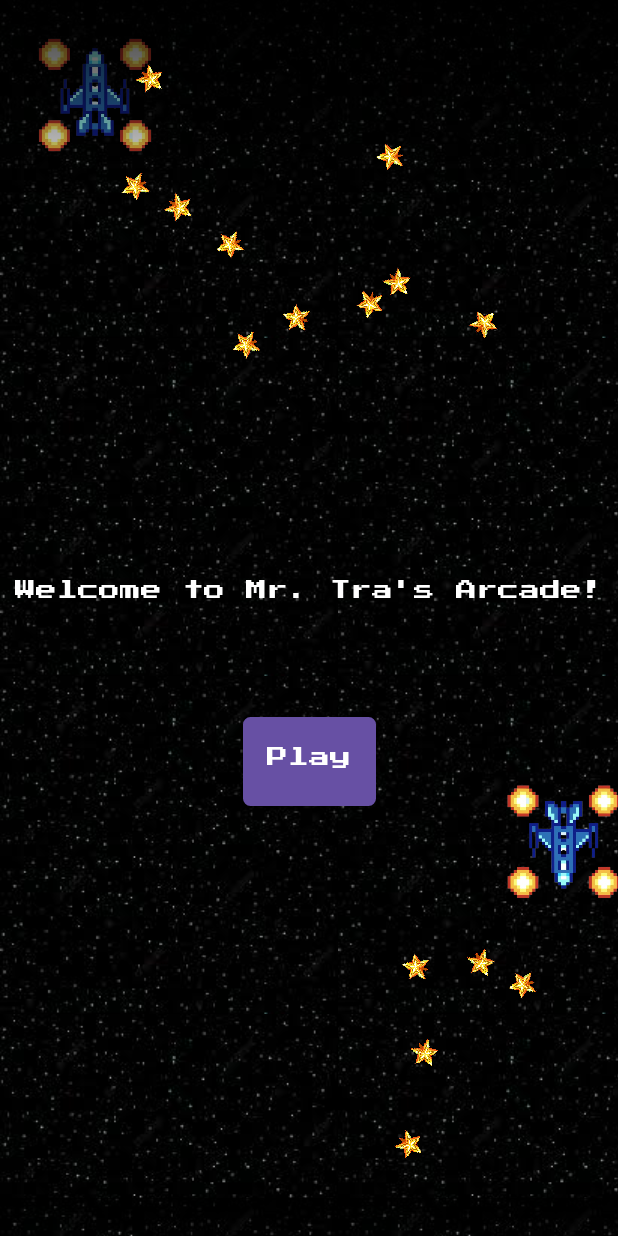
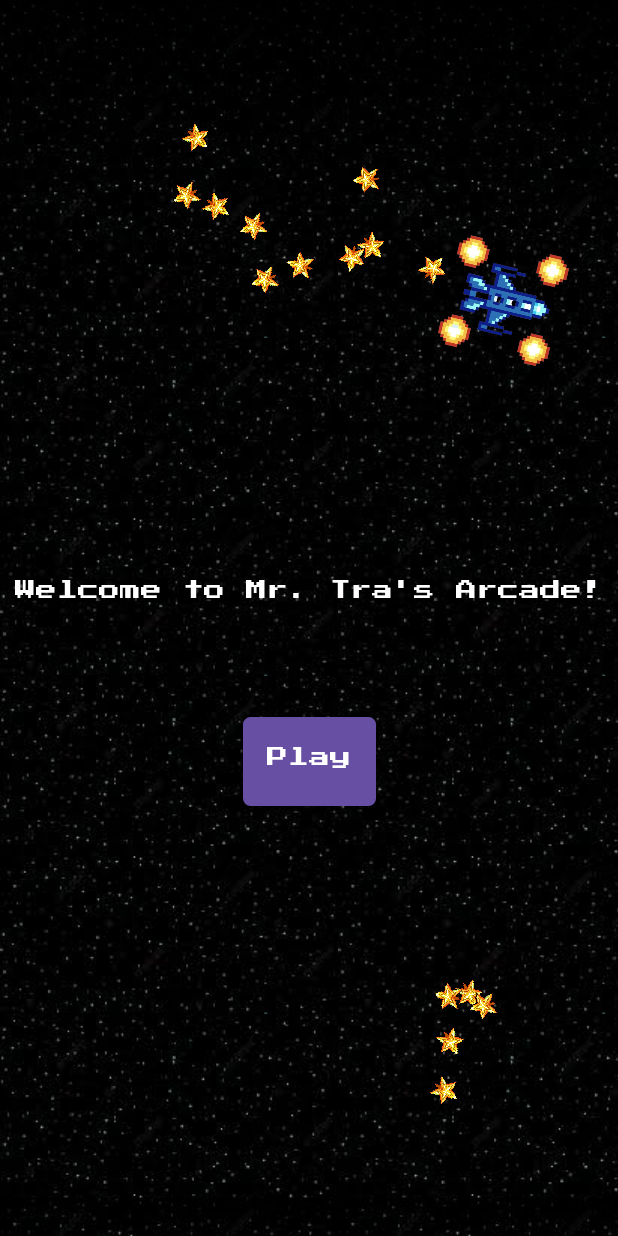
Before and after one commit to adhirajchhoda/tj_mobile, an Android app: the screen it shows after launch (MainActivity), on a phone screen of 412 x 824 dp. Run offline under Robolectric (Android 15) with nearby library versions, the phone set to English and light mode, and no system bars.

Commit message:
fixed rocket logic

```diff
--- a/app/src/main/java/com/adhiraj/lab01/MainActivity.java
+++ b/app/src/main/java/com/adhiraj/lab01/MainActivity.java
@@ -7,17 +7,13 @@ import android.animation.Animator;
 import android.animation.AnimatorListenerAdapter;
 import android.animation.AnimatorSet;
 import android.animation.ObjectAnimator;
-import android.animation.PropertyValuesHolder;
 import android.content.Intent;
 import android.graphics.Path;
 import android.graphics.PointF;
 import android.os.Bundle;
-import android.os.Handler;
-import android.util.DisplayMetrics;
 import android.view.View;
 import android.view.ViewTreeObserver;
-import android.view.animation.AccelerateDecelerateInterpolator;
-import android.view.animation.LinearInterpolator;
+import android.view.animation.LinearInterpolator; // Changed for floating effect
 import android.widget.Button;
 import android.widget.ImageView;
 import android.widget.TextView;
@@ -30,13 +26,13 @@ public class MainActivity extends AppCompatActivity {
 
     private ConstraintLayout mainLayout;
     private ImageView rocketImageView;
-    private ImageView rocketImageViewBR;
+    // private ImageView rocketImageViewBR; // Removed second rocket
     private TextView greetingDisplay;
     private Button playButton;
 
     private final List<View> starViews = new ArrayList<>();
     private final Random random = new Random();
-    private final int padding = 20; // Padding for rocket animation from screen edges
+    private final int padding = 100;
 
     private static final int TOP_REGION_STARS = 10;
     private static final int BOTTOM_RIGHT_REGION_STARS = 5;
@@ -49,9 +45,7 @@ public class MainActivity extends AppCompatActivity {
 
         mainLayout = findViewById(R.id.arcade_main_layout);
         greetingDisplay = findViewById(R.id.greeting_textview);
-        rocketImageView = findViewById(R.id.rocket_imageview);
-        rocketImageViewBR = findViewById(R.id.rocket_imageview_br);
-        playButton = findViewById(R.id.play_button);
+        rocketImageView = findViewById(R.id.rocket_imageview);playButton = findViewById(R.id.play_button);
 
         playButton.setOnClickListener(v -> {
             Intent intent = new Intent(MainActivity.this, MainMenuActivity.class);
@@ -67,7 +61,7 @@ public class MainActivity extends AppCompatActivity {
                     mainLayout.getViewTreeObserver().removeOnGlobalLayoutListener(this);
 
                     if (mainLayout.getWidth() == 0 || mainLayout.getHeight() == 0) {
-                        mainLayout.post(this::onGlobalLayout); // Retry if layout not ready
+                        mainLayout.post(this::onGlobalLayout);
                         return;
                     }
 
@@ -75,7 +69,6 @@ public class MainActivity extends AppCompatActivity {
                     int screenHeight = mainLayout.getHeight();
 
                     animateRocketPerimeter(rocketImageView, screenWidth, screenHeight, 0);
-                    animateRocketPerimeter(rocketImageViewBR, screenWidth, screenHeight, 11000); // 11 second delay
 
                     createStarAnimationTopRegion(TOP_REGION_STARS);
                     createStarAnimationBottomRightRegion(BOTTOM_RIGHT_REGION_STARS);
@@ -100,11 +93,10 @@ public class MainActivity extends AppCompatActivity {
 
         rocket.setX(p0.x);
         rocket.setY(p0.y);
-        rocket.setRotation(0);
+        rocket.setRotation(0); // Initial rotation state
 
-        long edgeDuration = 5000;
-        long rotationDuration = 500;
-        float curveFactor = 100f;
+        long edgeDuration = 8000; // Increased for slower movement
+        float curveFactor = 250f; // Increased for curvier paths
 
         Path path0 = new Path();
         path0.moveTo(p0.x, p0.y);
@@ -124,46 +116,56 @@ public class MainActivity extends AppCompatActivity {
 
         ObjectAnimator move0 = ObjectAnimator.ofFloat(rocket, View.X, View.Y, path0);
         move0.setDuration(edgeDuration);
-        move0.setInterpolator(new AccelerateDecelerateInterpolator());
+        move0.setInterpolator(new LinearInterpolator());
 
         ObjectAnimator move1 = ObjectAnimator.ofFloat(rocket, View.X, View.Y, path1);
         move1.setDuration(edgeDuration);
-        move1.setInterpolator(new AccelerateDecelerateInterpolator());
+        move1.setInterpolator(new LinearInterpolator());
 
         ObjectAnimator move2 = ObjectAnimator.ofFloat(rocket, View.X, View.Y, path2);
         move2.setDuration(edgeDuration);
-        move2.setInterpolator(new AccelerateDecelerateInterpolator());
+        move2.setInterpolator(new LinearInterpolator());
 
         ObjectAnimator move3 = ObjectAnimator.ofFloat(rocket, View.X, View.Y, path3);
         move3.setDuration(edgeDuration);
-        move3.setInterpolator(new AccelerateDecelerateInterpolator());
+        move3.setInterpolator(new LinearInterpolator());
 
+        // Rotation animators: duration changed to edgeDuration
         ObjectAnimator rotateTo90 = ObjectAnimator.ofFloat(rocket, "rotation", 0, 90);
-        rotateTo90.setDuration(rotationDuration);
+        rotateTo90.setDuration(edgeDuration); // Use edgeDuration for gradual turn
         rotateTo90.setInterpolator(new LinearInterpolator());
 
         ObjectAnimator rotateTo180 = ObjectAnimator.ofFloat(rocket, "rotation", 90, 180);
-        rotateTo180.setDuration(rotationDuration);
+        rotateTo180.setDuration(edgeDuration); // Use edgeDuration for gradual turn
         rotateTo180.setInterpolator(new LinearInterpolator());
 
         ObjectAnimator rotateTo270 = ObjectAnimator.ofFloat(rocket, "rotation", 180, 270);
-        rotateTo270.setDuration(rotationDuration);
+        rotateTo270.setDuration(edgeDuration); // Use edgeDuration for gradual turn
         rotateTo270.setInterpolator(new LinearInterpolator());
 
         ObjectAnimator rotateTo360 = ObjectAnimator.ofFloat(rocket, "rotation", 270, 360);
-        rotateTo360.setDuration(rotationDuration);
+        rotateTo360.setDuration(edgeDuration); // Use edgeDuration for gradual turn
         rotateTo360.setInterpolator(new LinearInterpolator());
+
+        // AnimatorSet to play movement and rotation together for each segment
+        AnimatorSet segment0Animator = new AnimatorSet();
+        segment0Animator.playTogether(move0, rotateTo90);
+
+        AnimatorSet segment1Animator = new AnimatorSet();
+        segment1Animator.playTogether(move1, rotateTo180);
+
+        AnimatorSet segment2Animator = new AnimatorSet();
+        segment2Animator.playTogether(move2, rotateTo270);
+
+        AnimatorSet segment3Animator = new AnimatorSet();
+        segment3Animator.playTogether(move3, rotateTo360);
 
         final AnimatorSet animatorSet = new AnimatorSet();
         animatorSet.playSequentially(
-                rotateTo90,
-                move0,
-                rotateTo180,
-                move1,
-                rotateTo270,
-                move2,
-                rotateTo360,
-                move3
+                segment0Animator,
+                segment1Animator,
+                segment2Animator,
+                segment3Animator
         );
 
         animatorSet.setStartDelay(startDelay);
@@ -171,8 +173,8 @@ public class MainActivity extends AppCompatActivity {
             @Override
             public void onAnimationEnd(Animator animation) {
                 super.onAnimationEnd(animation);
-                rocket.setRotation(0);
-                animatorSet.start();
+                rocket.setRotation(0); // Reset rotation for the next loop
+                animatorSet.start(); // Loop the animation
             }
         });
         animatorSet.start();
@@ -194,7 +196,7 @@ public class MainActivity extends AppCompatActivity {
 
         for (int i = 0; i < numberOfStars; i++) {
             ImageView star = new ImageView(this);
-            star.setImageResource(R.drawable.star); // Ensure R.drawable.star exists
+            star.setImageResource(R.drawable.star);
             ConstraintLayout.LayoutParams params = new ConstraintLayout.LayoutParams(starSizePx, starSizePx);
             star.setLayoutParams(params);
 
@@ -262,7 +264,7 @@ public class MainActivity extends AppCompatActivity {
 
         for (int i = 0; i < numberOfStars; i++) {
             ImageView star = new ImageView(this);
-            star.setImageResource(R.drawable.star); // Ensure R.drawable.star exists
+            star.setImageResource(R.drawable.star);
             ConstraintLayout.LayoutParams params = new ConstraintLayout.LayoutParams(starSizePx, starSizePx);
             star.setLayoutParams(params);
 
@@ -349,6 +351,5 @@ public class MainActivity extends AppCompatActivity {
         }
         starViews.clear();
         if (rocketImageView != null) rocketImageView.animate().cancel();
-        if (rocketImageViewBR != null) rocketImageViewBR.animate().cancel();
-    }
+\    }
 }
--- a/app/src/main/res/layout/activity_main.xml
+++ b/app/src/main/res/layout/activity_main.xml
@@ -29,17 +29,6 @@
         app:layout_constraintTop_toTopOf="parent"
         android:layout_marginTop="32dp"
         android:contentDescription="@string/floating_rocket" />
-
-    <ImageView
-        android:id="@+id/rocket_imageview_br"
-        android:layout_width="100dp"
-        android:layout_height="100dp"
-        android:src="@drawable/rocket"
-        app:layout_constraintBottom_toBottomOf="parent"
-        app:layout_constraintEnd_toEndOf="parent"
-        android:layout_marginBottom="32dp"
-        android:layout_marginEnd="32dp"
-        android:contentDescription="@string/floating_rocket_br" />
 
     <ImageView
         android:id="@+id/vignette_top_imageview"
@@ -91,8 +80,5 @@
         app:layout_constraintEnd_toEndOf="parent"
         app:layout_constraintVertical_bias="0.19999999" />
 
-    <!-- REMOVED: arcade_machine_imageview -->
-    <!-- REMOVED: static star_imageview -->
-    <!-- REMOVED: loading_progressbar (if it was present before this consolidated change) -->
 
 </androidx.constraintlayout.widget.ConstraintLayout>
```
